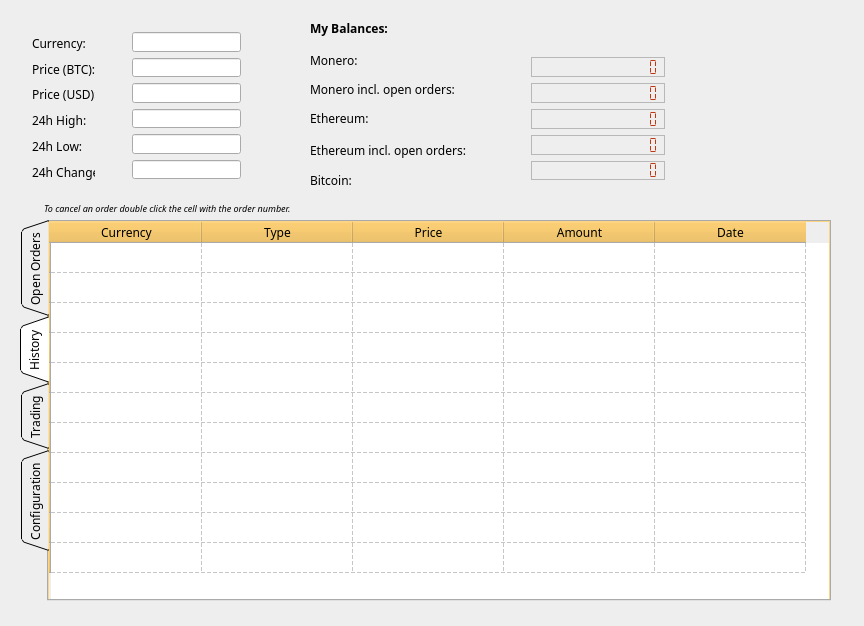
Old version of the form mainwindow.ui in the repository swalecko/PoloniexTradeGUI.
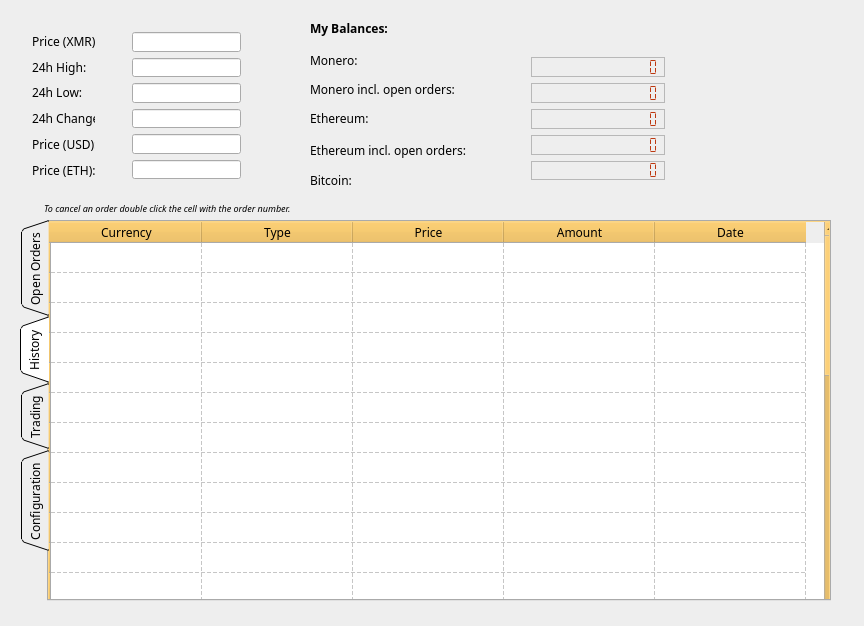
New version of the form. The open tabs and pages were chosen to show the change.

Patch:
```diff
--- a/mainwindow.ui
+++ b/mainwindow.ui
@@ -380,7 +380,7 @@
      <enum>QTabWidget::Triangular</enum>
     </property>
     <property name="currentIndex">
-     <number>0</number>
+     <number>2</number>
     </property>
     <property name="movable">
      <bool>true</bool>
@@ -702,10 +702,6 @@
        </property>
       </item>
      </widget>
-     <zorder>OpenOrdersWidget</zorder>
-     <zorder>mdiArea</zorder>
-     <zorder>quickWidget_2</zorder>
-     <zorder>quickWidget</zorder>
     </widget>
     <widget class="QWidget" name="History">
      <attribute name="title">
@@ -810,6 +806,111 @@
         <string/>
        </property>
       </row>
+      <row>
+       <property name="text">
+        <string/>
+       </property>
+      </row>
+      <row>
+       <property name="text">
+        <string/>
+       </property>
+      </row>
+      <row>
+       <property name="text">
+        <string/>
+       </property>
+      </row>
+      <row>
+       <property name="text">
+        <string/>
+       </property>
+      </row>
+      <row>
+       <property name="text">
+        <string/>
+       </property>
+      </row>
+      <row>
+       <property name="text">
+        <string/>
+       </property>
+      </row>
+      <row>
+       <property name="text">
+        <string/>
+       </property>
+      </row>
+      <row>
+       <property name="text">
+        <string/>
+       </property>
+      </row>
+      <row>
+       <property name="text">
+        <string/>
+       </property>
+      </row>
+      <row>
+       <property name="text">
+        <string/>
+       </property>
+      </row>
+      <row>
+       <property name="text">
+        <string/>
+       </property>
+      </row>
+      <row>
+       <property name="text">
+        <string/>
+       </property>
+      </row>
+      <row>
+       <property name="text">
+        <string/>
+       </property>
+      </row>
+      <row>
+       <property name="text">
+        <string/>
+       </property>
+      </row>
+      <row>
+       <property name="text">
+        <string/>
+       </property>
+      </row>
+      <row>
+       <property name="text">
+        <string/>
+       </property>
+      </row>
+      <row>
+       <property name="text">
+        <string/>
+       </property>
+      </row>
+      <row>
+       <property name="text">
+        <string/>
+       </property>
+      </row>
+      <row>
+       <property name="text">
+        <string/>
+       </property>
+      </row>
+      <row>
+       <property name="text">
+        <string/>
+       </property>
+      </row>
+      <row>
+       <property name="text">
+        <string/>
+       </property>
+      </row>
       <column>
        <property name="text">
         <string>Currency</string>
@@ -1028,7 +1129,11 @@
       </property>
       <layout class="QVBoxLayout" name="verticalLayout_6">
        <item>
-        <widget class="QLineEdit" name="lnBuyPrice"/>
+        <widget class="QLineEdit" name="lnBuyPrice">
+         <property name="clearButtonEnabled">
+          <bool>false</bool>
+         </property>
+        </widget>
        </item>
        <item>
         <widget class="QLineEdit" name="lnBuyAmount"/>
@@ -1038,6 +1143,35 @@
        </item>
       </layout>
      </widget>
+     <widget class="QPushButton" name="btnBuyGetBTCTotal">
+      <property name="geometry">
+       <rect>
+        <x>300</x>
+        <y>105</y>
+        <width>21</width>
+        <height>21</height>
+       </rect>
+      </property>
+      <property name="text">
+       <string>A</string>
+      </property>
+     </widget>
+     <widget class="QPushButton" name="btnSellGetBTCPrice">
+      <property name="geometry">
+       <rect>
+        <x>650</x>
+        <y>45</y>
+        <width>21</width>
+        <height>21</height>
+       </rect>
+      </property>
+      <property name="text">
+       <string>A</string>
+      </property>
+      <property name="flat">
+       <bool>false</bool>
+      </property>
+     </widget>
     </widget>
     <widget class="QWidget" name="Configuration">
      <attribute name="title">
@@ -1145,7 +1279,7 @@
     <property name="geometry">
      <rect>
       <x>21</x>
-      <y>22</y>
+      <y>20</y>
       <width>85</width>
       <height>171</height>
      </rect>
@@ -1156,18 +1290,6 @@
      </font>
     </property>
     <layout class="QVBoxLayout" name="verticalLayout">
-     <item>
-      <widget class="QLabel" name="lblCurrency">
-       <property name="font">
-        <font>
-         <family>Century Gothic</family>
-        </font>
-       </property>
-       <property name="text">
-        <string>Currency:</string>
-       </property>
-      </widget>
-     </item>
      <item>
       <widget class="QLabel" name="lblPriceBTC">
        <property name="font">
@@ -1176,19 +1298,7 @@
         </font>
        </property>
        <property name="text">
-        <string>Price (BTC):</string>
-       </property>
-      </widget>
-     </item>
-     <item>
-      <widget class="QLabel" name="lblPriceUSD">
-       <property name="font">
-        <font>
-         <family>Century Gothic</family>
-        </font>
-       </property>
-       <property name="text">
-        <string>Price (USD):</string>
+        <string>Price (XMR):</string>
        </property>
       </widget>
      </item>
@@ -1228,6 +1338,30 @@
        </property>
       </widget>
      </item>
+     <item>
+      <widget class="QLabel" name="lblPriceUSD">
+       <property name="font">
+        <font>
+         <family>Century Gothic</family>
+        </font>
+       </property>
+       <property name="text">
+        <string>Price (USD):</string>
+       </property>
+      </widget>
+     </item>
+     <item>
+      <widget class="QLabel" name="lblChange_2">
+       <property name="font">
+        <font>
+         <family>Century Gothic</family>
+        </font>
+       </property>
+       <property name="text">
+        <string>Price (ETH):</string>
+       </property>
+      </widget>
+     </item>
     </layout>
    </widget>
    <widget class="QWidget" name="layoutWidget">
@@ -1240,15 +1374,9 @@
      </rect>
     </property>
     <layout class="QVBoxLayout" name="verticalLayout_2">
-     <item>
-      <widget class="QLineEdit" name="lnCurrency"/>
-     </item>
      <item>
       <widget class="QLineEdit" name="lnPriceBTC"/>
      </item>
-     <item>
-      <widget class="QLineEdit" name="lnPriceUSD"/>
-     </item>
      <item>
       <widget class="QLineEdit" name="lnHigh"/>
      </item>
@@ -1258,6 +1386,12 @@
      <item>
       <widget class="QLineEdit" name="lnChange"/>
      </item>
+     <item>
+      <widget class="QLineEdit" name="lnPriceUSD"/>
+     </item>
+     <item>
+      <widget class="QLineEdit" name="lnPriceETH"/>
+     </item>
     </layout>
    </widget>
    <widget class="QLabel" name="lblEthereuminclO">
```
